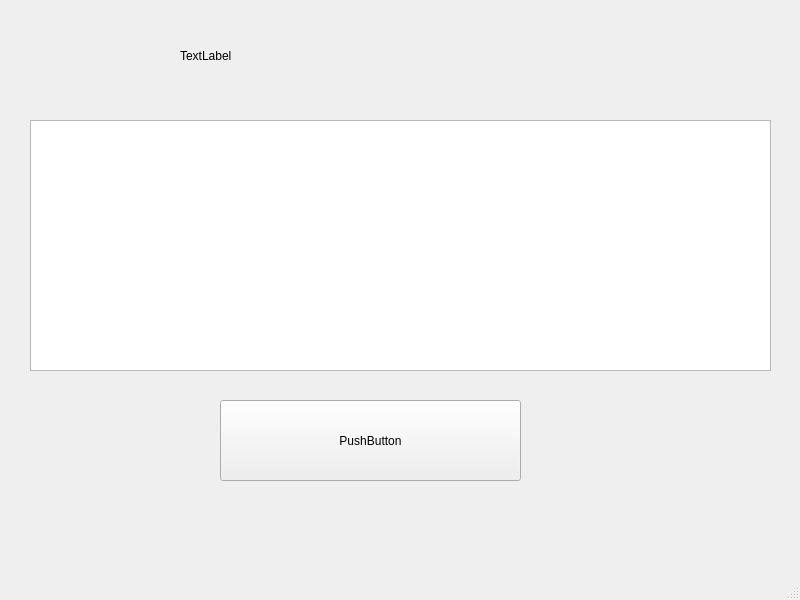
The window that DesignerUI.ui (atboxshop/PythonApplication) describes before a commit, drawn with Qt 5.
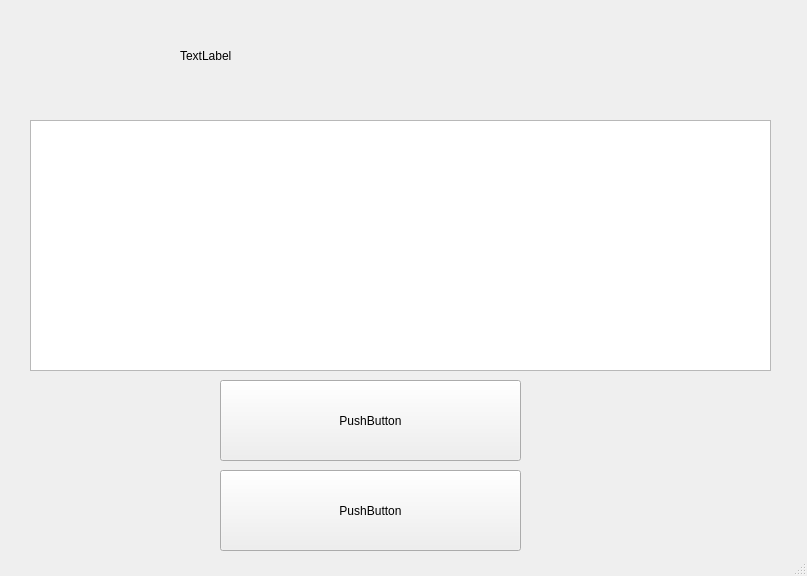
The same window after the commit.

```diff
--- a/DesignerUI.ui
+++ b/DesignerUI.ui
@@ -6,10 +6,16 @@
    <rect>
     <x>0</x>
     <y>0</y>
-    <width>800</width>
-    <height>600</height>
+    <width>807</width>
+    <height>576</height>
    </rect>
   </property>
+  <property name="maximumSize">
+   <size>
+    <width>807</width>
+    <height>576</height>
+   </size>
+  </property>
   <property name="windowTitle">
    <string>MainWindow</string>
   </property>
@@ -18,7 +24,7 @@
     <property name="geometry">
      <rect>
       <x>220</x>
-      <y>400</y>
+      <y>380</y>
       <width>301</width>
       <height>81</height>
      </rect>
@@ -50,16 +56,19 @@
      <string>TextLabel</string>
     </property>
    </widget>
-  </widget>
-  <widget class="QMenuBar" name="menubar">
+   <widget class="QPushButton" name="pushButton_2">
    <property name="geometry">
     <rect>
-     <x>0</x>
-     <y>0</y>
-     <width>800</width>
-     <height>26</height>
-    </rect>
-   </property>
+      <x>220</x>
+      <y>470</y>
+      <width>301</width>
+      <height>81</height>
+     </rect>
+    </property>
+    <property name="text">
+     <string>PushButton</string>
+    </property>
+   </widget>
   </widget>
   <widget class="QStatusBar" name="statusbar"/>
  </widget>
```
Lines whose indentation alone changed are shown as unchanged.
